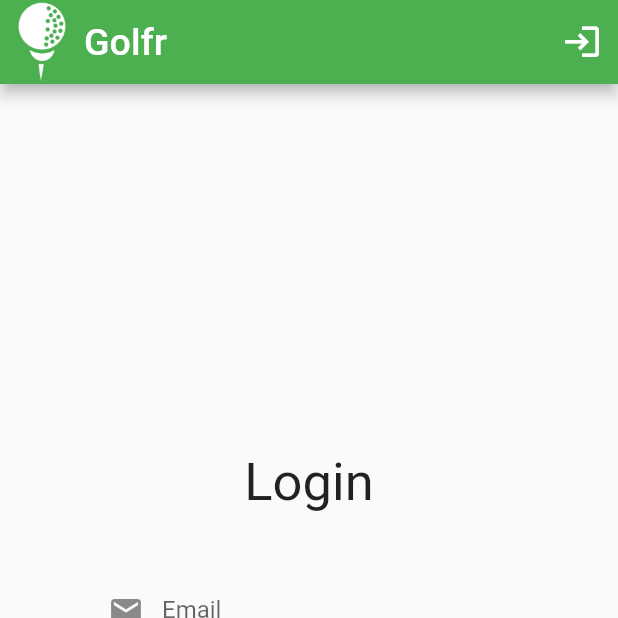
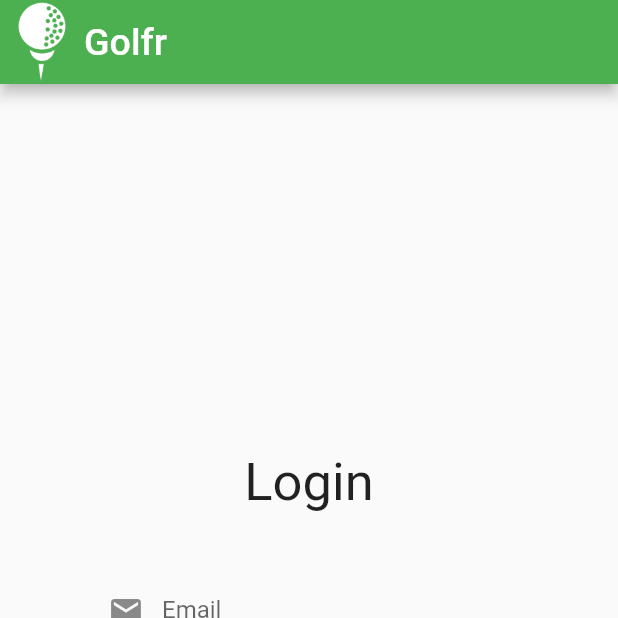
Before and after one commit to cristian-scarisoreanu/golfr_frontend_flutter, a Flutter app: the screen it shows after launch, on a phone screen of 412 x 824 dp, the top half of it. Run offline on Flutter 3.47's test engine with Material 2 defaults, Android fonts, the phone set to English and light mode, and no system bars; our stand-ins replace flutter_datetime_picker, shared_preferences.

Commit message:
Add a reusable AppBar widget

```diff
--- a/lib/main.dart
+++ b/lib/main.dart
@@ -39,7 +39,7 @@ Future<void> forgetUser() async {
 }
 
 class MyApp extends StatefulWidget {
-  final status;
+  final bool status;
   final id;
   final token;
 
@@ -59,9 +59,7 @@ class _MyAppState extends State<MyApp> {
       theme: ThemeData(
         primarySwatch: Colors.green,
       ),
-      home: widget.status
-          ? MyFeed(id: widget.id, token: widget.token)
-          : const MyLogin(),
+      home: MyLogin(loggedIn: widget.status,id: widget.id,token: widget.token,),
       debugShowCheckedModeBanner: false,
     );
   }
--- a/lib/screens/feed.dart
+++ b/lib/screens/feed.dart
@@ -7,6 +7,7 @@ import 'package:flutter_datetime_picker/flutter_datetime_picker.dart';
 
 import 'package:intl/intl.dart';
 import '../models/scores.dart';
+import '../utils/appbar.dart';
 import 'login.dart';
 
 class MyScores extends StatefulWidget {
@@ -278,8 +279,12 @@ class _MyFeedState extends State<MyFeed> {
 
   Future<void> _logout() async {
     await forgetUser();
-    Navigator.push(
-        context, MaterialPageRoute(builder: (context) => const MyLogin()));
+    Navigator.of(context).pushAndRemoveUntil(
+        // the new route
+      MaterialPageRoute(
+          builder: (BuildContext context) => const MyLogin(loggedIn: false),
+        ),
+    (Route route) => false);
   }
 
   @override
@@ -317,19 +322,7 @@ class _MyFeedState extends State<MyFeed> {
   @override
   Widget build(BuildContext context) {
     return Scaffold(
-        appBar: AppBar(
-          backgroundColor: Colors.green,
-          leading: Image.asset(
-            'images/logo.png',
-            fit: BoxFit.cover,
-            color: Colors.white,
-          ),
-          centerTitle: false,
-          titleSpacing: 0,
-          title: const Text(
-            "Golfr ",
-            style: TextStyle(fontSize: 25),
-          ),
+        appBar: MyAppBar(
           actions: [
             IconButton(
               onPressed: _logout,
--- a/lib/screens/login.dart
+++ b/lib/screens/login.dart
@@ -7,10 +7,14 @@ import 'package:flutter/material.dart';
 import 'package:golfr_flutter/models/login_request.dart';
 import 'package:shared_preferences/shared_preferences.dart';
 
-void initStorage() {}
+import '../utils/appbar.dart';
 
 class MyLogin extends StatefulWidget {
-  const MyLogin({Key? key}) : super(key: key);
+  final bool loggedIn;
+  final int? id;
+  final String? token;
+  const MyLogin({Key? key, required this.loggedIn, this.id, this.token})
+      : super(key: key);
 
   @override
   _MyLoginState createState() => _MyLoginState();
@@ -105,30 +109,11 @@ class _MyLoginState extends State<MyLogin> {
 
   @override
   Widget build(BuildContext context) {
+    if (widget.loggedIn == true) {
+      return MyFeed(id: widget.id, token: widget.token);
+    } else {
       return Scaffold(
-        appBar: AppBar(
-          backgroundColor: Colors.green,
-          leading: Image.asset(
-            'images/logo.png',
-            fit: BoxFit.cover,
-            color: Colors.white,
-          ),
-          centerTitle: false,
-          titleSpacing: 0,
-          title: const Text(
-            "Golfr",
-            style: TextStyle(fontSize: 25),
-          ),
-          actions: [
-            IconButton(
-              onPressed: () => Navigator.push(context,
-                  MaterialPageRoute(builder: (context) => const MyLogin())),
-              icon: const Icon(Icons.login),
-              iconSize: 27,
-              color: Colors.white,
-            ),
-          ],
-        ),
+          appBar: MyAppBar(),
           body: Center(
               child: Container(
                   padding: const EdgeInsets.all(60),
@@ -204,3 +189,4 @@ class _MyLoginState extends State<MyLogin> {
                       )))));
     }
   }
+}
--- /dev/null
+++ b/lib/utils/appbar.dart
@@ -0,0 +1,21 @@
+import 'package:flutter/material.dart';
+
+class MyAppBar extends AppBar {
+  MyAppBar({Key? key, List<Widget>? actions})
+      : super(
+          key: key,
+          actions: actions,
+          backgroundColor: Colors.green,
+          leading: Image.asset(
+            'images/logo.png',
+            fit: BoxFit.cover,
+            color: Colors.white,
+          ),
+          centerTitle: false,
+          titleSpacing: 0,
+          title: const Text(
+            "Golfr ",
+            style: TextStyle(fontSize: 25),
+          ),
+        );
+}
```
Lines whose indentation alone changed are shown as unchanged.
